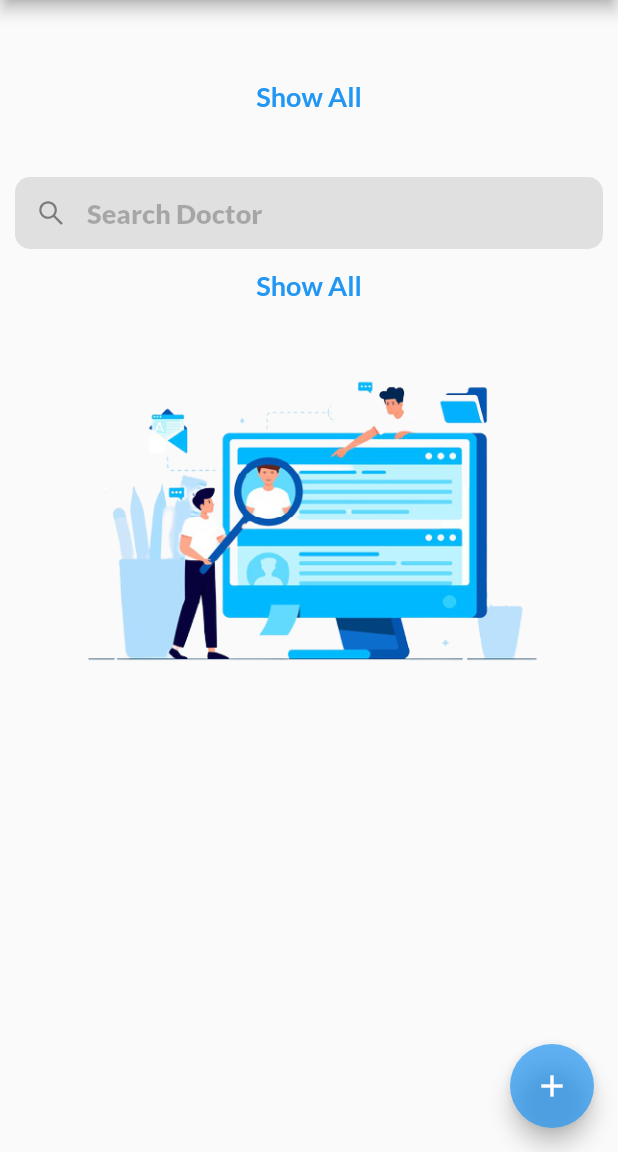
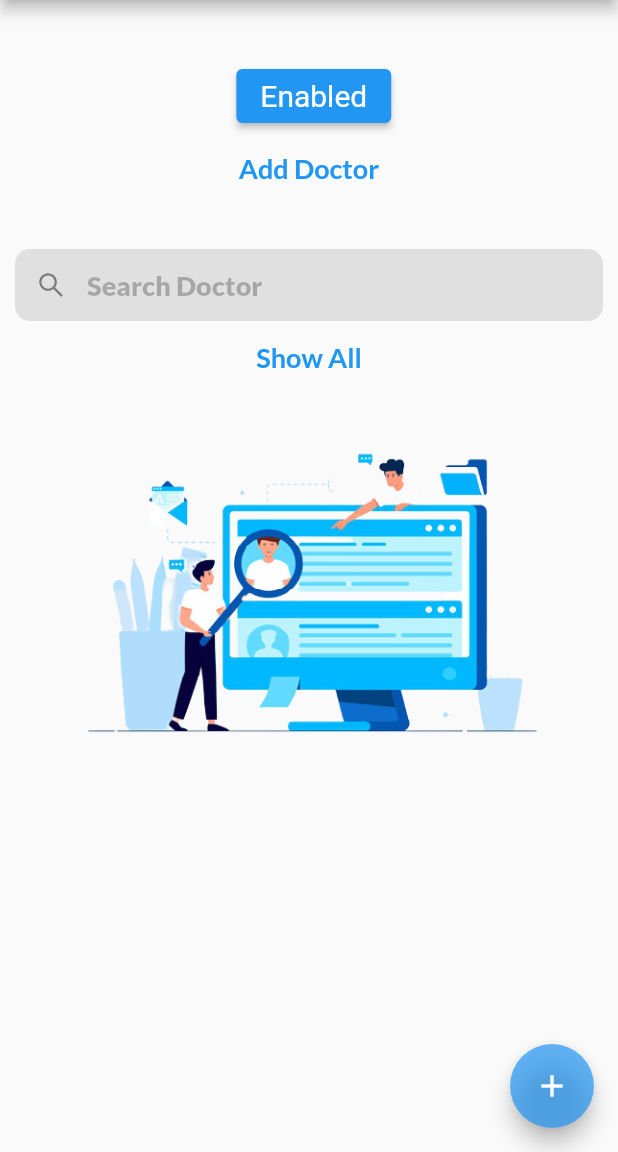
Before and after one commit to mintesnot123/doctor_scheduling, a Flutter app: the DoctorsList screen opened directly, on a phone screen of 412 x 824 dp, the part 84-1236 px from its top. Run offline on Flutter 3.47's test engine with Material 2 defaults, Android fonts, the phone set to English and light mode, and no system bars; our stand-ins replace animated_text_kit, carousel_slider, cloud_firestore, firebase_auth, firebase_core, flutter_icons and 5 more; missing offline and left inert: edge_alert, quick_actions; accounts and stored records are empty.

```diff
--- a/lib/pages/doctorList.dart
+++ b/lib/pages/doctorList.dart
@@ -161,6 +161,11 @@ class _DoctorsListState extends State<DoctorsList> {
                   mainAxisAlignment: MainAxisAlignment.center,
                   crossAxisAlignment: CrossAxisAlignment.end,
                   children: [
+                    ElevatedButton(
+                      style: ElevatedButton.styleFrom(textStyle: const TextStyle(fontSize: 20)),
+                      onPressed: () {},
+                      child: const Text('Enabled'),
+                    ),
                     TextButton(
                       onPressed: () {
                         setState(() {
@@ -168,7 +173,7 @@ class _DoctorsListState extends State<DoctorsList> {
                         });
                       },
                       child: Text(
-                        'Show All',
+                        'Add Doctor',
                         style: GoogleFonts.lato(
                           fontSize: 18,
                           fontWeight: FontWeight.bold,
```
Also changed, not shown: 1 other file.
